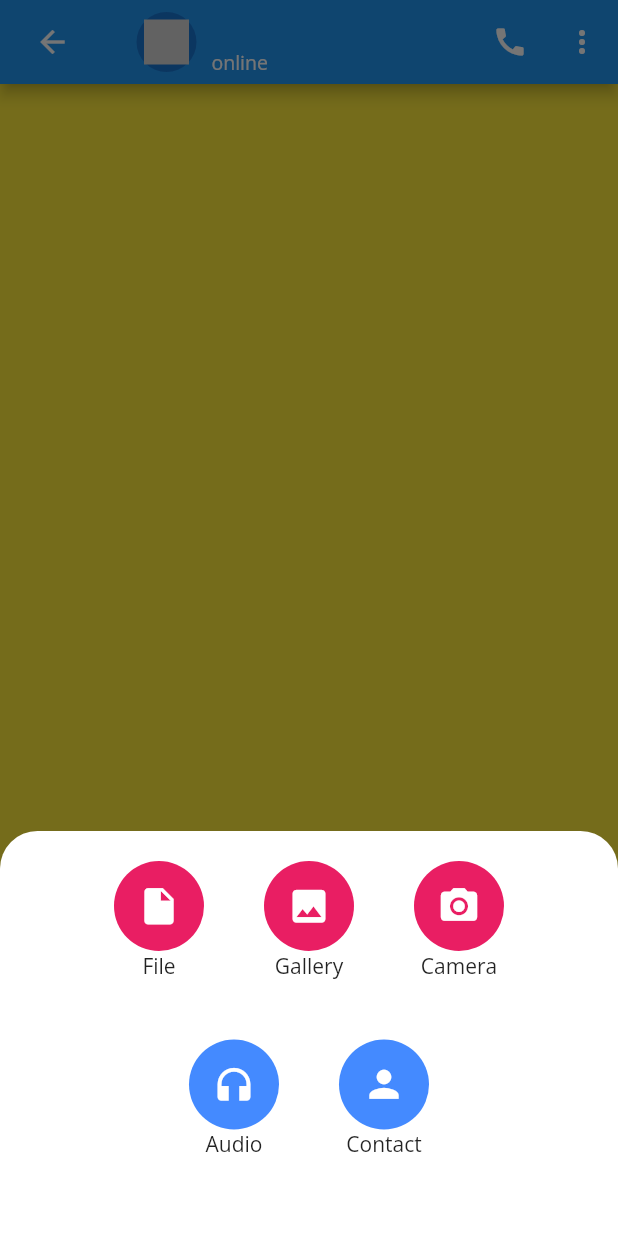
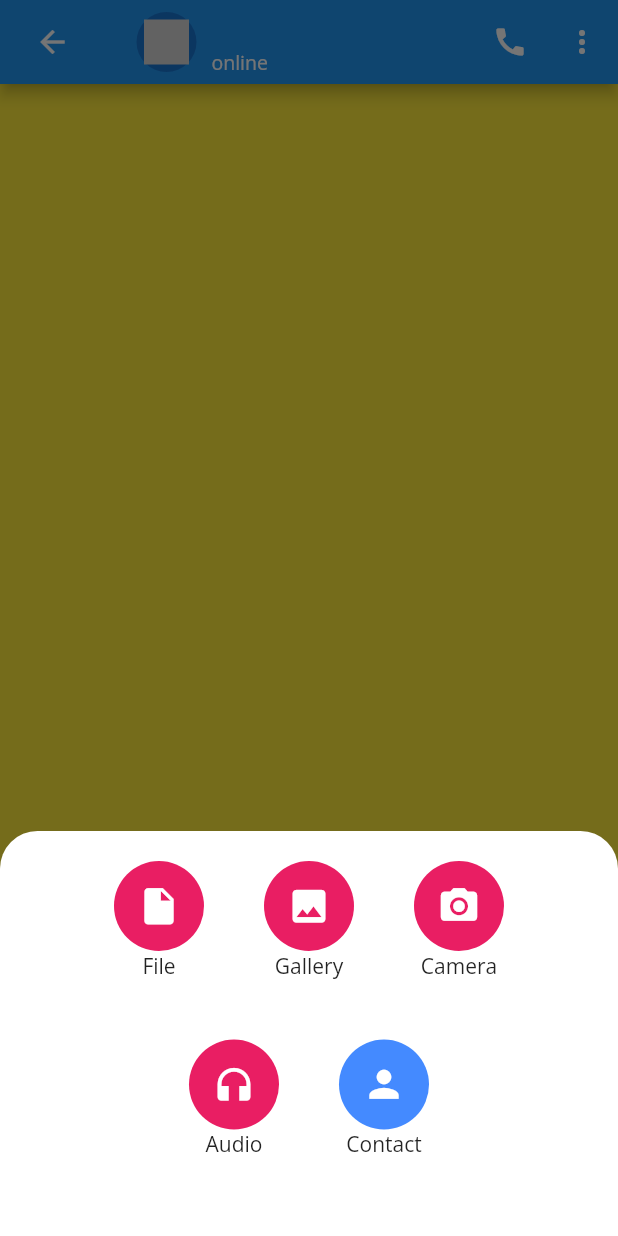
Before and after one commit to EhMaNa/chat_application, a Flutter app: the ChatPage screen opened directly with empty values, item 2 of the bottom bar chosen, on a phone screen of 412 x 824 dp. Run offline on Flutter 3.47's test engine with Material 2 defaults, Android fonts, the phone set to English and light mode, and no system bars; our stand-ins replace flutter_svg.

Commit message:
completing attach file functionality

```diff
--- a/lib/screens/chatPage.dart
+++ b/lib/screens/chatPage.dart
@@ -75,7 +75,7 @@ class _ChatPageState extends State<ChatPage> {
             Row(
               mainAxisAlignment: MainAxisAlignment.center,
               children: [
-                attachFileIcons(Icons.headphones, Colors.blueAccent, "Audio"),
+                attachFileIcons(Icons.headphones, generateColor(), "Audio"),
                 SizedBox(width: 40,),
                 attachFileIcons(Icons.person, Colors.blueAccent, "Contact"),
               ],
```
